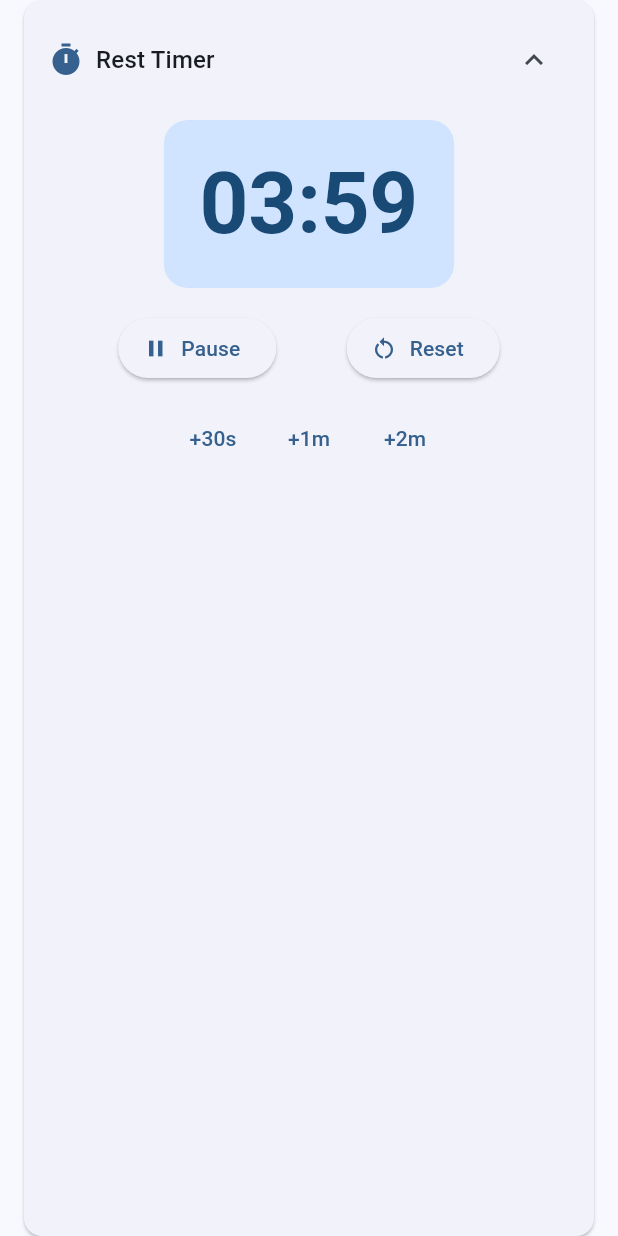
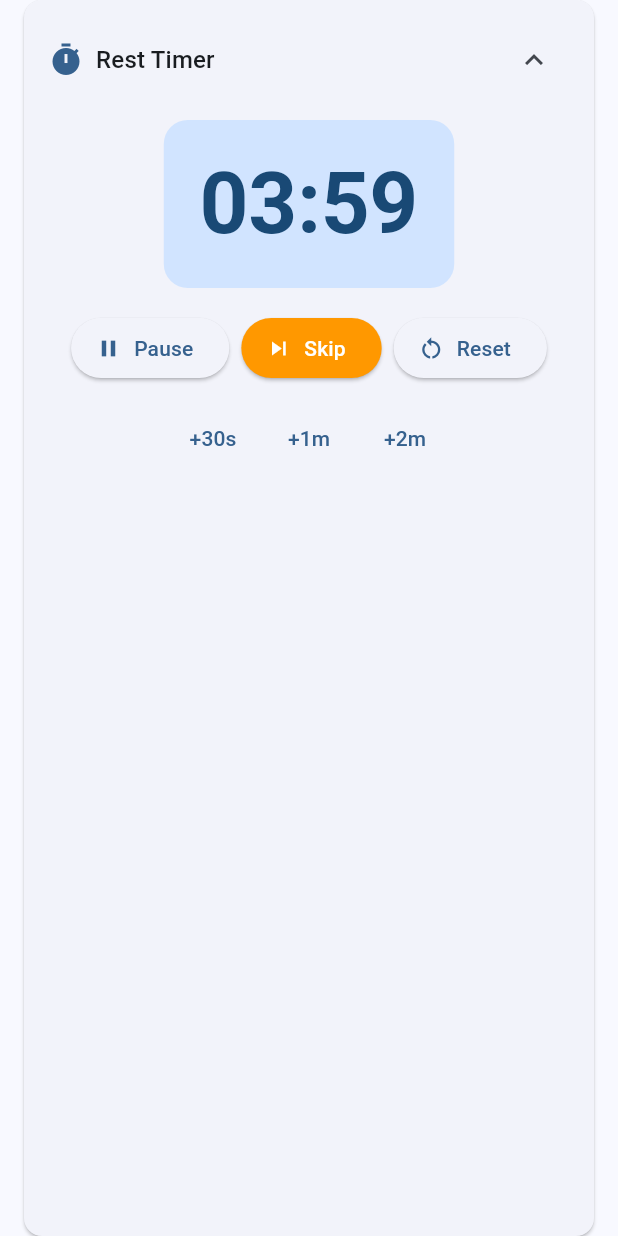
Before and after one commit to camiloh12/gzclp, a Flutter app: the RestTimerWidget widget shown alone on an empty page, opened directly, on a phone screen of 412 x 824 dp. Run offline on Flutter 3.47's test engine with Material 3 defaults, Android fonts, the phone set to English and light mode, and no system bars; our stand-ins replace dartz, drift, drift_flutter, equatable, flutter_bloc, get_it; accounts and stored records are empty; generated files the repository leaves out were written again.

Commit message:
fixed set ordering and rest timer

```diff
--- a/lib/features/workout/presentation/pages/active_workout_page.dart
+++ b/lib/features/workout/presentation/pages/active_workout_page.dart
@@ -156,10 +156,12 @@ class ActiveWorkoutPage extends StatelessWidget {
               },
             ),
             const SizedBox(height: 16),
-            // Rest timer
+            // Rest timer - key based on completed sets count to restart timer
             if (state.completedSetsCount > 0 &&
                 !state.allSetsCompleted)
-              const RestTimerWidget(),
+              RestTimerWidget(
+                key: ValueKey('rest_timer_${state.completedSetsCount}'),
+              ),
           ],
           const Divider(),
           // All sets list
--- a/lib/features/workout/presentation/widgets/rest_timer_widget.dart
+++ b/lib/features/workout/presentation/widgets/rest_timer_widget.dart
@@ -74,6 +74,14 @@ class _RestTimerWidgetState extends State<RestTimerWidget> {
   void _addTime(int seconds) {
     setState(() {
       _remainingSeconds += seconds;
+    });
+  }
+
+  void _skipTimer() {
+    _timer?.cancel();
+    setState(() {
+      _remainingSeconds = 0;
+      _isRunning = false;
     });
   }
 
@@ -186,8 +194,10 @@ class _RestTimerWidgetState extends State<RestTimerWidget> {
             ],
             const SizedBox(height: 16),
             // Control buttons
-            Row(
-              mainAxisAlignment: MainAxisAlignment.spaceEvenly,
+            Wrap(
+              alignment: WrapAlignment.center,
+              spacing: 8,
+              runSpacing: 8,
               children: [
                 if (_isRunning)
                   ElevatedButton.icon(
@@ -195,11 +205,21 @@ class _RestTimerWidgetState extends State<RestTimerWidget> {
                     icon: const Icon(Icons.pause),
                     label: const Text('Pause'),
                   )
-                else
+                else if (_remainingSeconds > 0)
                   ElevatedButton.icon(
                     onPressed: _startTimer,
                     icon: const Icon(Icons.play_arrow),
                     label: const Text('Start'),
+                  ),
+                if (_remainingSeconds > 0)
+                  ElevatedButton.icon(
+                    onPressed: _skipTimer,
+                    icon: const Icon(Icons.skip_next),
+                    label: const Text('Skip'),
+                    style: ElevatedButton.styleFrom(
+                      backgroundColor: Colors.orange,
+                      foregroundColor: Colors.white,
+                    ),
                   ),
                 ElevatedButton.icon(
                   onPressed: _resetTimer,
```
Also changed, not shown: lib/features/workout/data/datasources/local/app_database.dart (+5 -2 lines), lib/features/workout/presentation/widgets/set_card.dart (+10 -0 lines).
